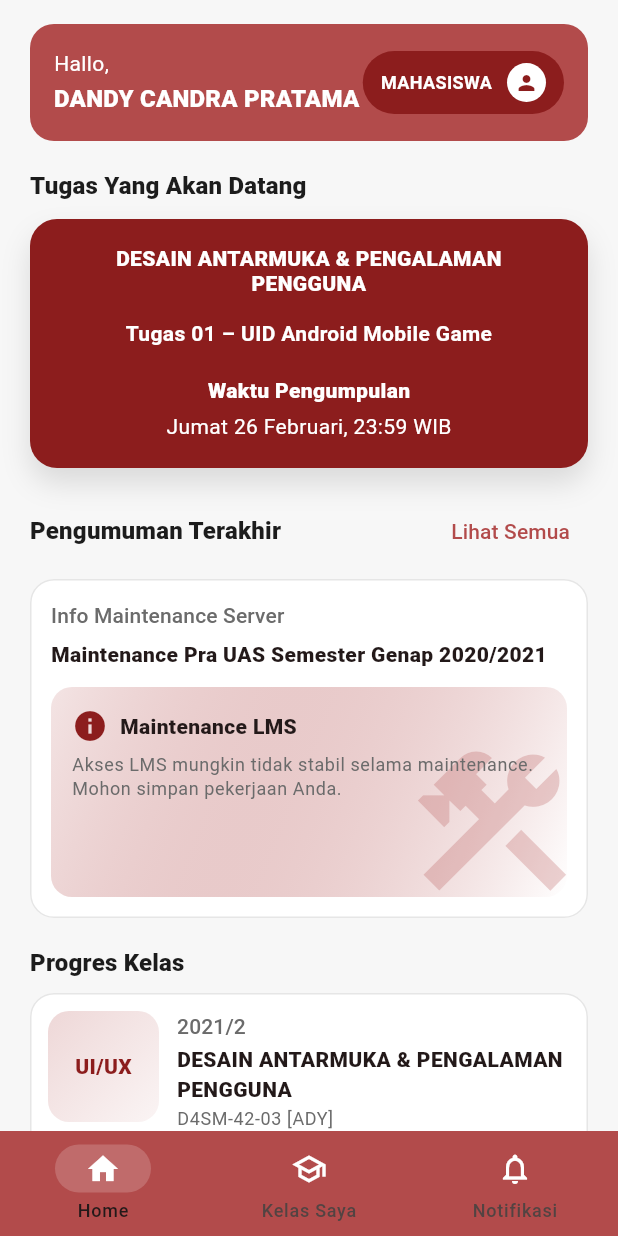
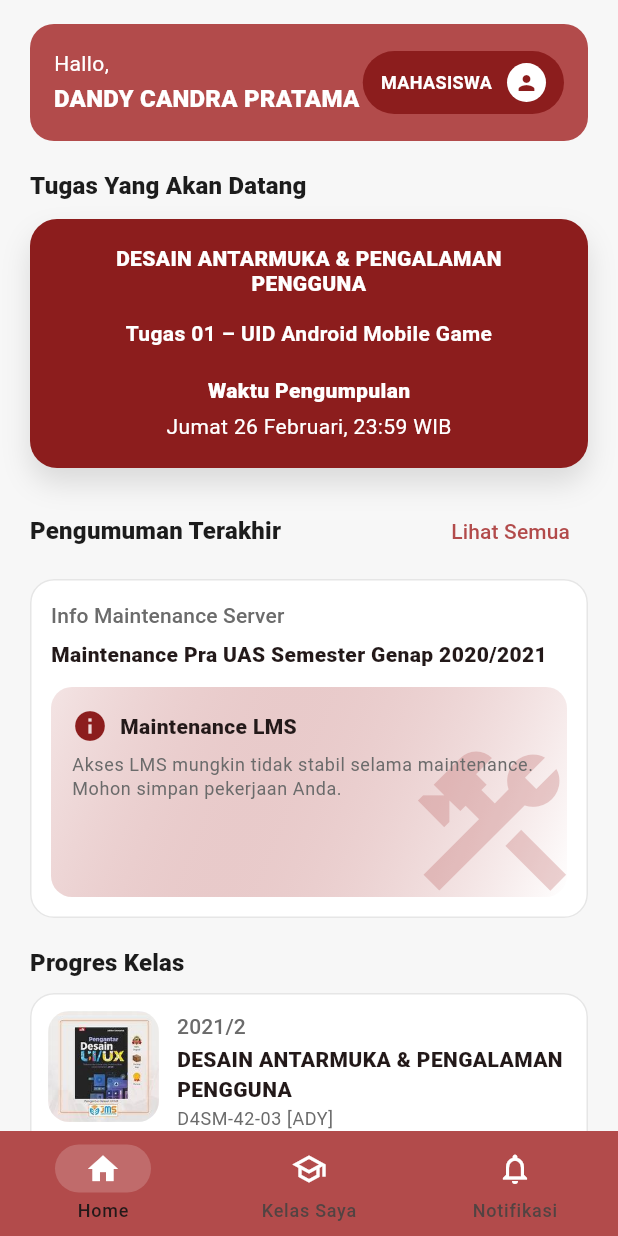
Before and after one commit to ashrof360/Tugas-aplikasi-LMS, a Flutter app: the RootShell screen opened by its route, on a phone screen of 412 x 824 dp. Run offline on Flutter 3.47's test engine with Material 3 defaults, Android fonts, the phone set to English and light mode, and no system bars; network calls fail.

Commit message:
Commit ke 7: membuat folder assets dan menambahakan images buku

```diff
--- a/lib/data/mock_data.dart
+++ b/lib/data/mock_data.dart
@@ -29,6 +29,7 @@ class MockData {
       progress: 0.89,
       coverLabel: 'UI/UX',
       startDate: 'Monday, 8 February 2021',
+      imageUrl: 'assets/images/ui_ux_book.jpg',
     ),
     Course(
       term: '2021/2',
--- a/lib/models/course.dart
+++ b/lib/models/course.dart
@@ -7,6 +7,7 @@ class Course {
     required this.progress,
     required this.coverLabel,
     this.startDate,
+    this.imageUrl,
   });
 
   final String code;
@@ -16,4 +17,5 @@ class Course {
   final double progress; // 0..1
   final String coverLabel;
   final String? startDate;
+  final String? imageUrl;
 }
--- a/lib/widgets/course_progress_tile.dart
+++ b/lib/widgets/course_progress_tile.dart
@@ -24,7 +24,7 @@ class CourseProgressTile extends StatelessWidget {
           child: Row(
             crossAxisAlignment: CrossAxisAlignment.start,
             children: [
-              _Cover(label: course.coverLabel),
+              _Cover(label: course.coverLabel, imageUrl: course.imageUrl),
               const SizedBox(width: 12),
               Expanded(
                 child: Column(
@@ -81,9 +81,10 @@ class CourseProgressTile extends StatelessWidget {
 }
 
 class _Cover extends StatelessWidget {
-  const _Cover({required this.label});
+  const _Cover({required this.label, this.imageUrl});
 
   final String label;
+  final String? imageUrl;
 
   @override
   Widget build(BuildContext context) {
@@ -92,16 +93,20 @@ class _Cover extends StatelessWidget {
       height: 74,
       decoration: BoxDecoration(
         borderRadius: BorderRadius.circular(14),
-        gradient: LinearGradient(
+        gradient: imageUrl == null ? LinearGradient(
           colors: [
             AppColors.primary.withValues(alpha: 0.22),
             AppColors.primary.withValues(alpha: 0.06),
           ],
           begin: Alignment.topLeft,
           end: Alignment.bottomRight,
-        ),
+        ) : null,
+        image: imageUrl != null ? DecorationImage(
+          image: AssetImage(imageUrl!),
+          fit: BoxFit.cover,
+        ) : null,
       ),
-      child: Center(
+      child: imageUrl == null ? Center(
         child: Text(
           label,
           style: const TextStyle(
@@ -109,7 +114,7 @@ class _Cover extends StatelessWidget {
             color: AppColors.primaryDark,
           ),
         ),
-      ),
+      ) : null,
     );
   }
 }
--- a/pubspec.yaml
+++ b/pubspec.yaml
@@ -58,9 +58,8 @@ flutter:
   uses-material-design: true
 
   # To add assets to your application, add an assets section, like this:
-  # assets:
-  #   - images/a_dot_burr.jpeg
-  #   - images/a_dot_ham.jpeg
+  assets:
+    - assets/images/
 
   # An image asset can refer to one or more resolution-specific "variants", see
   # https://flutter.dev/to/resolution-aware-images
```
Also changed, not shown: assets/images/ui_ux_book.jpg (added).
